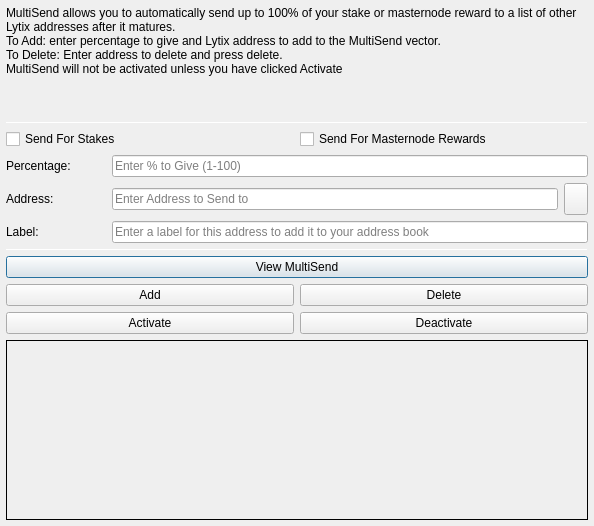
This is src/qt/forms/multisenddialog.ui in LytixChain/lytix as Qt 5 draws it before an edit. The edited form follows.
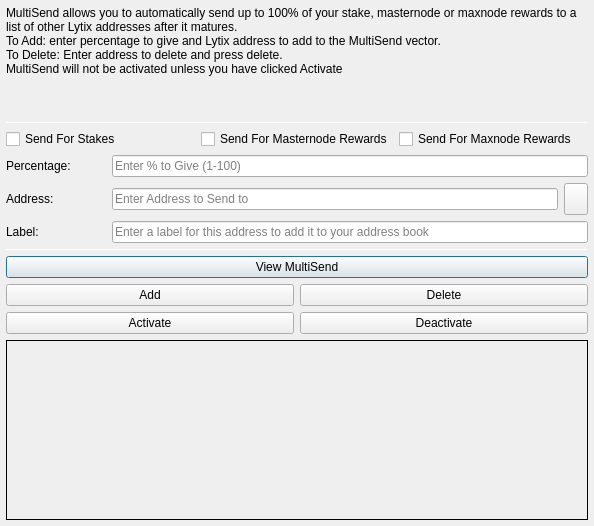
This is the edited form. Icons and pictures are not drawn.

```diff
--- a/src/qt/forms/multisenddialog.ui
+++ b/src/qt/forms/multisenddialog.ui
@@ -37,7 +37,7 @@
         <number>1</number>
        </property>
        <property name="text">
-        <string>MultiSend allows you to automatically send up to 100% of your stake or masternode reward to a list of other Lytix addresses after it matures.
+        <string>MultiSend allows you to automatically send up to 100% of your stake, masternode or maxnode rewards to a list of other Lytix addresses after it matures.
 To Add: enter percentage to give and Lytix address to add to the MultiSend vector.
 To Delete: Enter address to delete and press delete.
 MultiSend will not be activated unless you have clicked Activate</string>
@@ -87,6 +87,13 @@
            </property>
           </widget>
          </item>
+	 <item>
+          <widget class="QCheckBox" name="multiSendMaxnodeCheckBox">
+           <property name="text">
+            <string>Send For Maxnode Rewards</string>
+           </property>
+          </widget>
+         </item>
         </layout>
        </item>
        <item>
```
